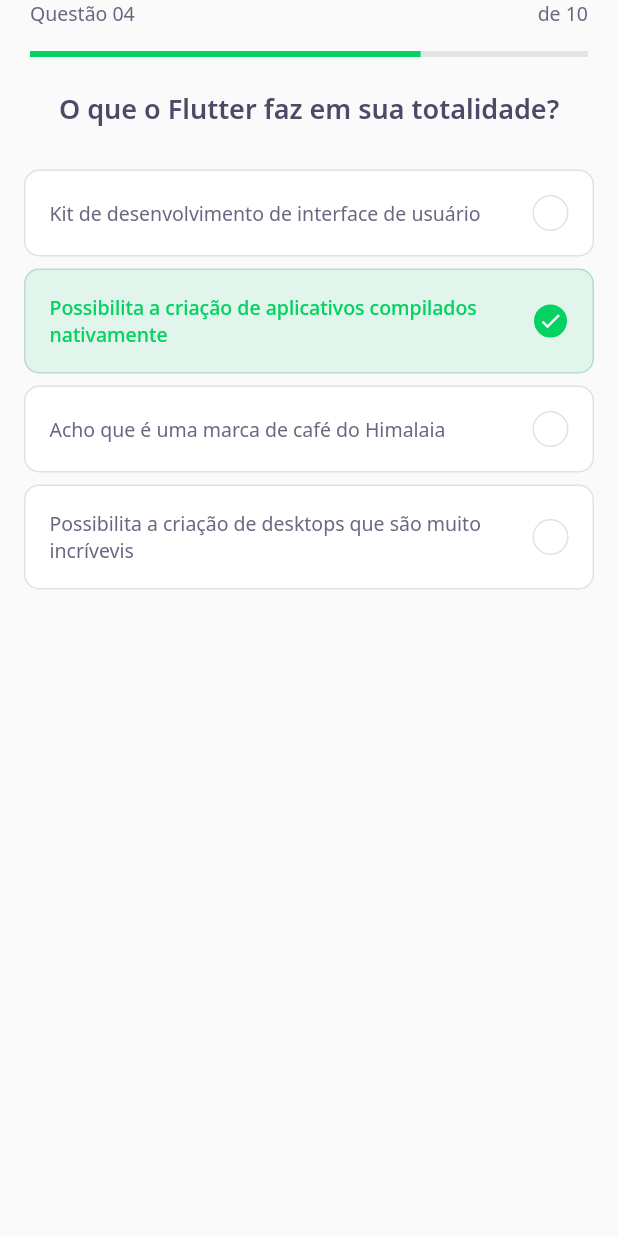
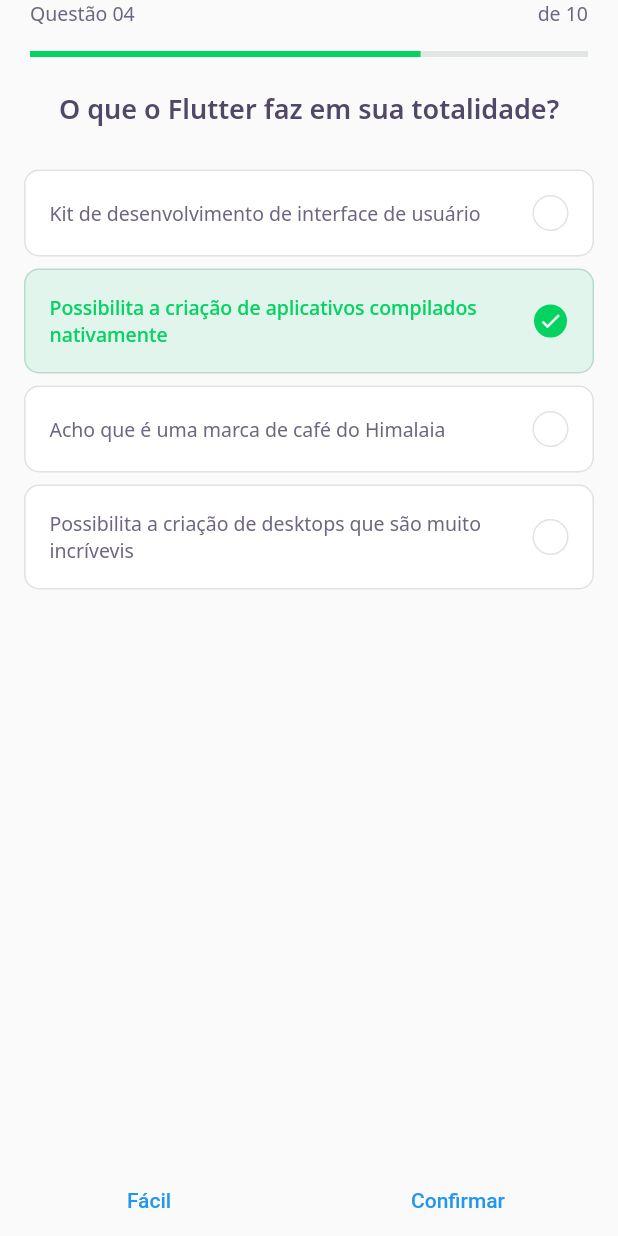
Before and after one commit to wagnerrdemorais/devquizz, a Flutter app: the ChallengePage screen opened directly, on a phone screen of 412 x 824 dp. Run offline on Flutter 3.47's test engine with Material 2 defaults, Android fonts, the phone set to English and light mode, and no system bars; our stand-ins replace google_fonts; accounts and stored records are empty.

Commit message:
inicio quarto dia

```diff
--- a/lib/challenge/challenge_page.dart
+++ b/lib/challenge/challenge_page.dart
@@ -1,3 +1,4 @@
+import 'package:dev_quizz/challenge/widgets/next_button/next_button.dart';
 import 'package:dev_quizz/challenge/widgets/quiz/quiz_widget.dart';
 import 'package:dev_quizz/home/widgets/question_indicator/question_indicator.dart';
 import 'package:flutter/material.dart';
@@ -22,6 +23,17 @@
       body: QuizWidget(
         title: "O que o Flutter faz em sua totalidade?",
       ),
+      bottomNavigationBar: SafeArea(
+        bottom: true,
+        child: Row(
+          mainAxisAlignment: MainAxisAlignment.spaceAround, //TODO: 12:00
+          children: [
+            //
+            NextButtonWidget(label: "Fácil"),
+            NextButtonWidget(label: "Confirmar"),
+          ],
+        ),
+      ),
     );
   }
 }
--- /dev/null
+++ b/lib/challenge/widgets/next_button/next_button.dart
@@ -0,0 +1,15 @@
+import 'package:flutter/material.dart';
+import 'package:flutter/widgets.dart';
+
+class NextButtonWidget extends StatelessWidget {
+  final String label;
+  NextButtonWidget({required this.label});
+
+  @override
+  Widget build(BuildContext context) {
+    return TextButton(
+      onPressed: () {},
+      child: Text(label),
+    );
+  }
+}
--- a/lib/core/app_widget.dart
+++ b/lib/core/app_widget.dart
@@ -7,7 +7,7 @@
   Widget build(BuildContext context) {
     return MaterialApp(
       title: "DevQuiz",
-      home: HomePage(),
+      home: ChallengePage(),
     );
   }
 }
```
